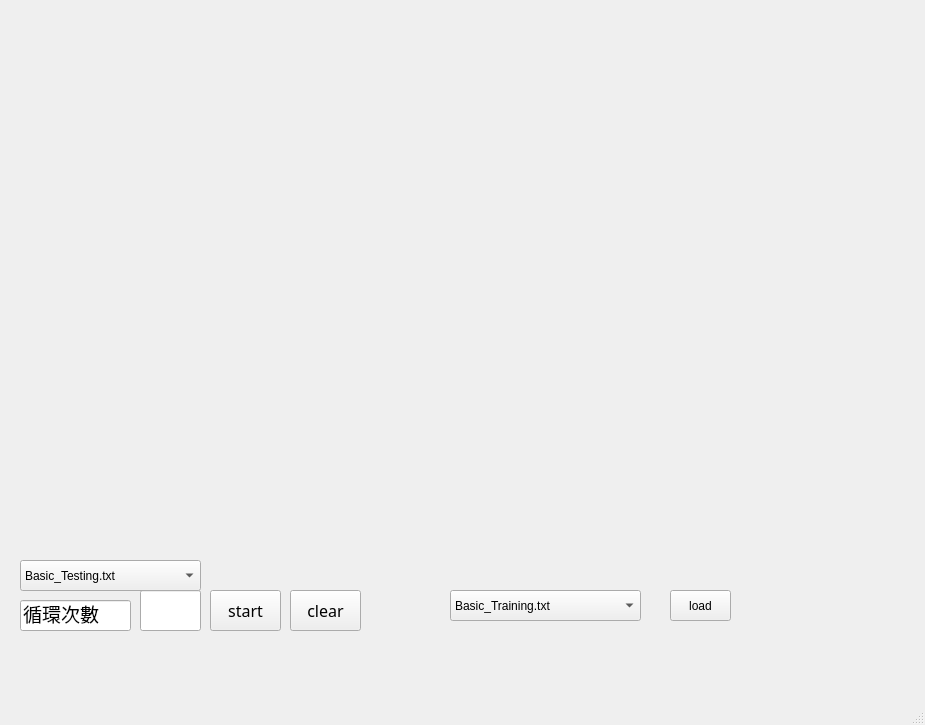
The window that 107522010_HW3/ui/Main_Window.ui (q1qip123/HW3) describes before a commit, drawn with Qt 5.
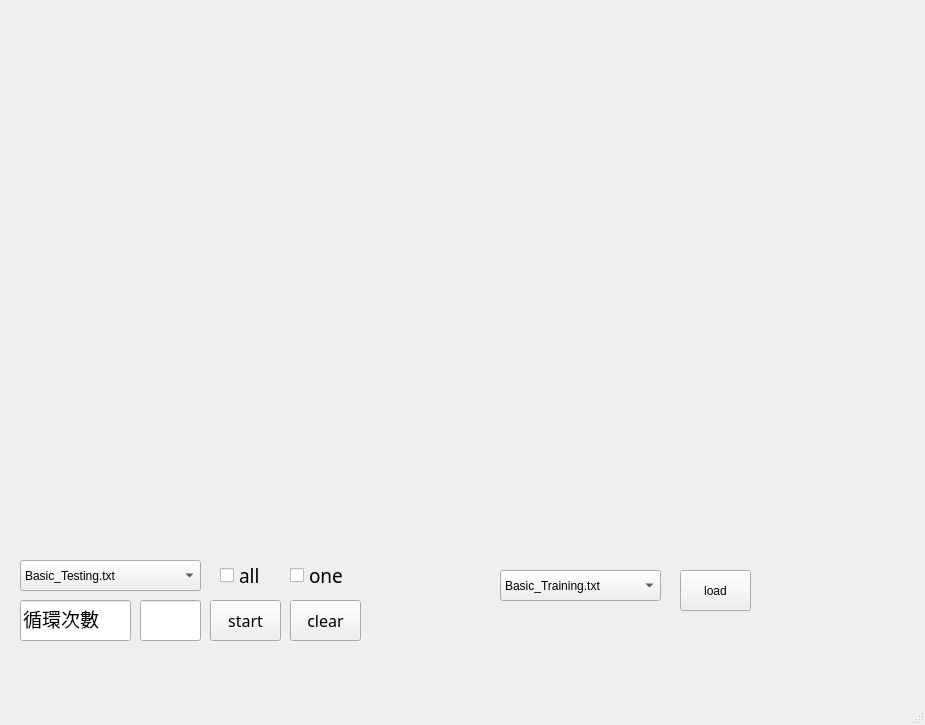
The same window after the commit.

```diff
--- a/107522010_HW3/ui/Main_Window.ui
+++ b/107522010_HW3/ui/Main_Window.ui
@@ -17,10 +17,10 @@
    <widget class="QPushButton" name="load">
     <property name="geometry">
      <rect>
-      <x>670</x>
-      <y>590</y>
-      <width>61</width>
-      <height>31</height>
+      <x>680</x>
+      <y>570</y>
+      <width>71</width>
+      <height>41</height>
      </rect>
     </property>
     <property name="text">
@@ -31,7 +31,7 @@
     <property name="geometry">
      <rect>
       <x>210</x>
-      <y>590</y>
+      <y>600</y>
       <width>71</width>
       <height>41</height>
      </rect>
@@ -50,7 +50,7 @@
     <property name="geometry">
      <rect>
       <x>140</x>
-      <y>590</y>
+      <y>600</y>
       <width>61</width>
       <height>41</height>
      </rect>
@@ -68,7 +68,7 @@
       <x>20</x>
       <y>600</y>
       <width>111</width>
-      <height>31</height>
+      <height>41</height>
      </rect>
     </property>
     <property name="font">
@@ -90,9 +90,9 @@
    <widget class="QComboBox" name="menu">
     <property name="geometry">
      <rect>
-      <x>450</x>
-      <y>590</y>
-      <width>191</width>
+      <x>500</x>
+      <y>570</y>
+      <width>161</width>
       <height>31</height>
      </rect>
     </property>
@@ -125,7 +125,7 @@
     <property name="geometry">
      <rect>
       <x>290</x>
-      <y>590</y>
+      <y>600</y>
       <width>71</width>
       <height>41</height>
      </rect>
@@ -145,8 +145,8 @@
      <rect>
       <x>430</x>
       <y>20</y>
-      <width>341</width>
-      <height>541</height>
+      <width>371</width>
+      <height>531</height>
      </rect>
     </property>
     <layout class="QVBoxLayout" name="test"/>
@@ -174,6 +174,44 @@
      </property>
     </item>
    </widget>
+   <widget class="QCheckBox" name="all">
+    <property name="geometry">
+     <rect>
+      <x>220</x>
+      <y>560</y>
+      <width>71</width>
+      <height>31</height>
+     </rect>
+    </property>
+    <property name="font">
+     <font>
+      <family>Algerian</family>
+      <pointsize>14</pointsize>
+     </font>
+    </property>
+    <property name="text">
+     <string>all</string>
+    </property>
+   </widget>
+   <widget class="QCheckBox" name="one">
+    <property name="geometry">
+     <rect>
+      <x>290</x>
+      <y>560</y>
+      <width>71</width>
+      <height>31</height>
+     </rect>
+    </property>
+    <property name="font">
+     <font>
+      <family>Algerian</family>
+      <pointsize>14</pointsize>
+     </font>
+    </property>
+    <property name="text">
+     <string>one</string>
+    </property>
+   </widget>
   </widget>
   <widget class="QMenuBar" name="menubar">
    <property name="geometry">
```
